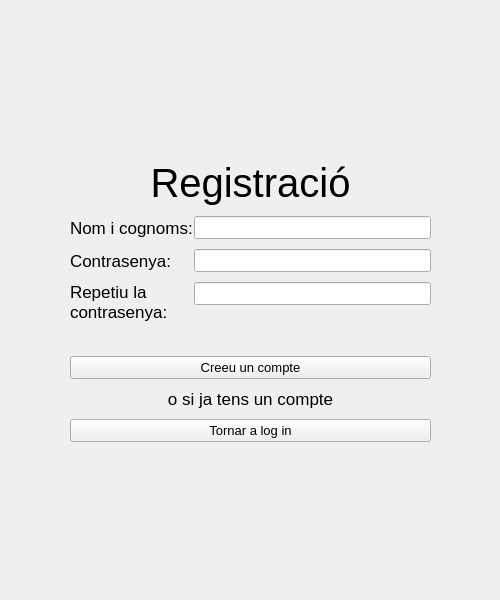
Old version of the form pycharm_TR_project/W_registration.ui in the repository Dathator/TR_project.
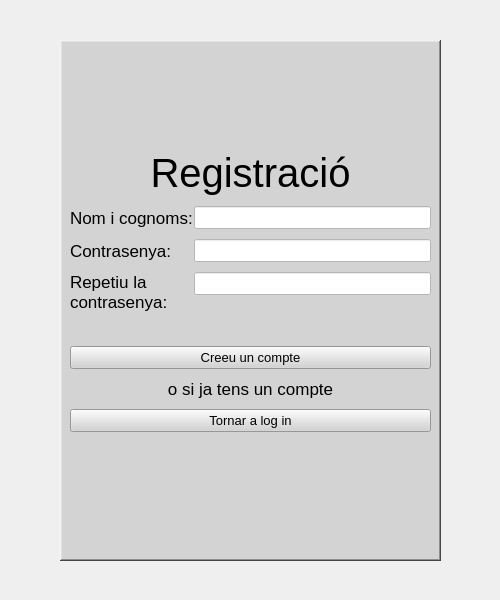
New version of the form.

Patch:
```diff
--- a/pycharm_TR_project/W_registration.ui
+++ b/pycharm_TR_project/W_registration.ui
@@ -19,11 +19,35 @@
   <property name="windowTitle">
    <string>Reg</string>
   </property>
+  <widget class="QFrame" name="frame">
+   <property name="geometry">
+    <rect>
+     <x>60</x>
+     <y>40</y>
+     <width>381</width>
+     <height>521</height>
+    </rect>
+   </property>
+   <property name="styleSheet">
+    <string notr="true">background-color: rgb(211, 211, 211);</string>
+   </property>
+   <property name="frameShape">
+    <enum>QFrame::WinPanel</enum>
+   </property>
+   <property name="frameShadow">
+    <enum>QFrame::Raised</enum>
+   </property>
+   <property name="lineWidth">
+    <number>2</number>
+   </property>
+   <property name="midLineWidth">
+    <number>0</number>
+   </property>
   <widget class="QWidget" name="formLayoutWidget">
    <property name="geometry">
     <rect>
-     <x>70</x>
-     <y>60</y>
+      <x>10</x>
+      <y>10</y>
      <width>361</width>
      <height>481</height>
     </rect>
@@ -91,6 +115,9 @@
         <pointsize>10</pointsize>
        </font>
       </property>
+       <property name="styleSheet">
+        <string notr="true">background-color: rgb(255, 255, 255);</string>
+       </property>
       <property name="text">
        <string/>
       </property>
@@ -115,6 +142,9 @@
         <pointsize>10</pointsize>
        </font>
       </property>
+       <property name="styleSheet">
+        <string notr="true">background-color: rgb(255, 255, 255);</string>
+       </property>
      </widget>
     </item>
     <item row="4" column="0" colspan="2">
@@ -183,9 +213,13 @@
         <pointsize>10</pointsize>
        </font>
       </property>
+       <property name="styleSheet">
+        <string notr="true">background-color: rgb(255, 255, 255);</string>
+       </property>
      </widget>
     </item>
    </layout>
+   </widget>
   </widget>
  </widget>
  <resources/>
```
Lines whose indentation alone changed are shown as unchanged.
